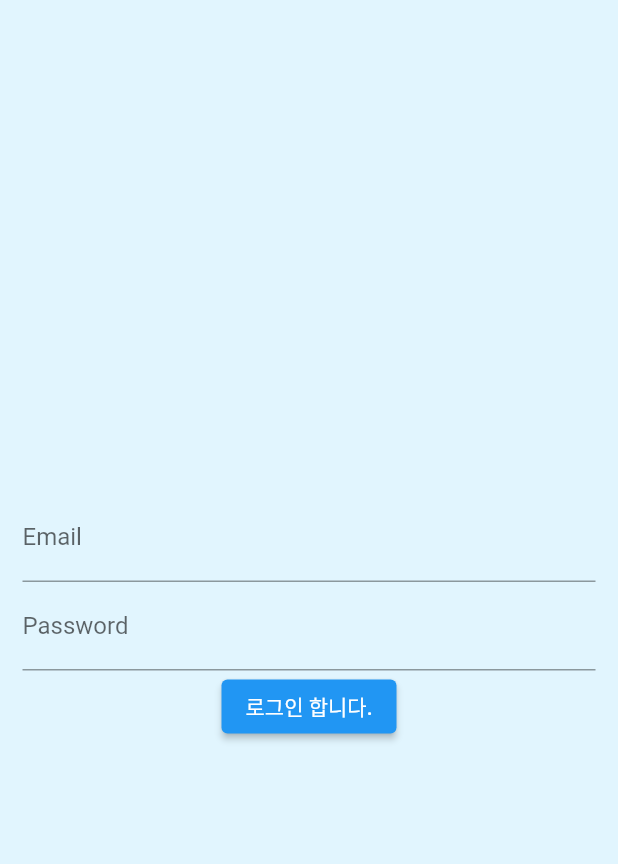
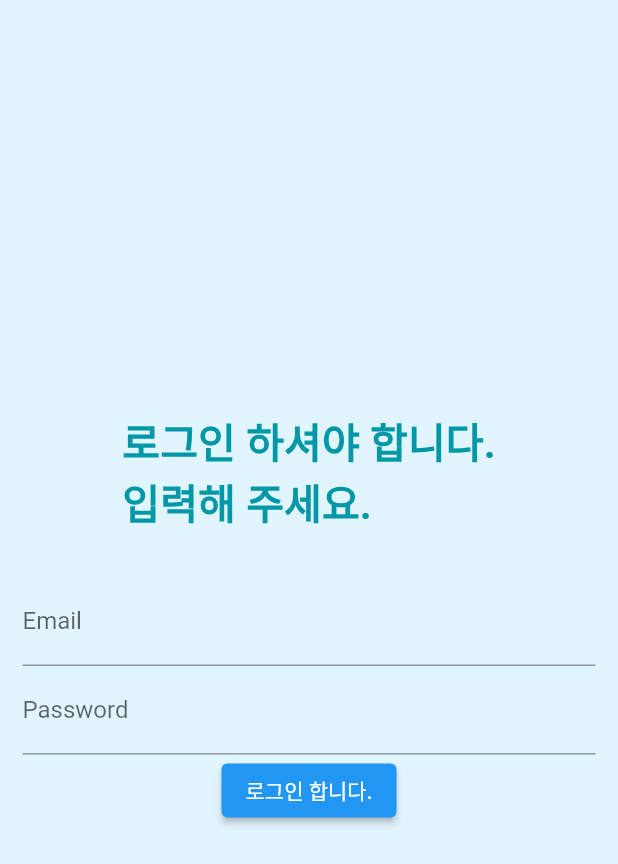
Before and after one commit to miz2121/hashtag_qna_flutter, a Flutter app: the HomePage screen opened by its route, after a tap on an icon or button, on a phone screen of 412 x 824 dp. Shown: the top 864 px of the screen. Run offline on Flutter 3.47's test engine with Material 2 defaults, Android fonts, the phone set to English and light mode, and no system bars; our stand-ins replace flutter_riverpod, logger, shared_preferences; accounts and stored records are empty; network calls fail.

```diff
--- a/lib/app/data/datasource/remote_datasource.dart
+++ b/lib/app/data/datasource/remote_datasource.dart
@@ -13,23 +13,48 @@ class RemoteDatasource {
   String api = "http://10.0.2.2:8080";
 
   Future<Map<String, dynamic>> getHomeQuestions() async {
-    var uri = Uri.parse("$api/home");
+    Uri uri = Uri.parse("$api/home");
     logger.d("$api/home");
-    final uriResponse = await (http.get(uri));
-    // logger.d("uriResponse.statusCode: ", uriResponse.statusCode);
-    if (uriResponse.statusCode == 200) {
+    final response = await (http.get(uri));
+    // logger.d("response.statusCode: ", response.statusCode);
+    if (response.statusCode == 200) {
       // OK
-      var data = jsonDecode(utf8.decode(uriResponse.bodyBytes));
+      var data = jsonDecode(utf8.decode(response.bodyBytes));
       // logger.d("data is: ", data);
       return data;
     } else {
-      logger.e('ERROR: ${uriResponse.statusCode}');
+      logger.e('ERROR: ${response.statusCode}');
       throw Exception("Error on server");
     }
   }
 
-  void postRequestLogin() async {
+  Future<http.Response> postRequestLogin(String email, String password) async {
     var uri = Uri.parse("$api/login");
+    var message = {"email" : email, "pwd" : password};
+    var response = await http.post(
+        uri,
+        headers: {
+          "Content-Type": "application/x-www-form-urlencoded",
+          "Accept": "application/json"
+        },
+        encoding: Encoding.getByName("utf-8"),
+        body: jsonEncode(message)
+    );
+    // "Content-Type": "application/x-www-form-urlencoded",
+    // "Accept": "application/json"
+    // "Content-Type": "application/json"
+    // encoding: Encoding.getByName("utf-8")
 
+    logger.d(jsonDecode(utf8.decode(response.bodyBytes)));
+
+    if (response.statusCode == 200) {
+      // If the server did return a 200 OK response,
+      // then parse the JSON.
+      logger.d(jsonDecode(utf8.decode(response.bodyBytes)));
+    } else {
+      logger.e('ERROR: ${response.statusCode}');
+      throw Exception("Error on server");
+    }
+    return jsonDecode(utf8.decode(response.bodyBytes));
   }
 }
--- /dev/null
+++ b/lib/app/data/repository/login_repository.dart
@@ -0,0 +1,10 @@
+import 'package:hashtag_qna_flutter/app/data/datasource/remote_datasource.dart';
+import 'package:http/http.dart' as http;
+
+class LoginRepository {
+  final RemoteDatasource _remoteDatasource = RemoteDatasource();
+
+  Future<http.Response> postRequestLogin(String email, String password) {
+    return _remoteDatasource.postRequestLogin(email, password);
+  }
+}
--- a/lib/app/ui/create/create_page.dart
+++ b/lib/app/ui/create/create_page.dart
@@ -11,8 +11,10 @@ class CreatePage extends StatelessWidget {
   @override
   Widget build(BuildContext context) {
     return Scaffold(
-      body: Container(
-        child: Text('해시태그를 만드시겠습니까?'),
+      body: SafeArea(
+        child: Container(
+          child: Text('해시태그를 만드시겠습니까?'),
+        ),
       ),
     );
   }
--- a/lib/app/ui/home/home_page.dart
+++ b/lib/app/ui/home/home_page.dart
@@ -22,7 +22,7 @@ class HomePage extends StatefulWidget {
 }
 
 class _HomePageState extends State<HomePage> {
-  SharedPreferences? _prefs;
+  SharedPreferences? prefs;
   String? auth;
 
   @override
@@ -32,9 +32,9 @@ class _HomePageState extends State<HomePage> {
   }
 
   void _loadUser() async {
-    _prefs = await SharedPreferences.getInstance();
-    // logger.d(_prefs.getKeys());
-    auth = _prefs?.getString('Authorization');
+    prefs = await SharedPreferences.getInstance();
+    // logger.d(prefs.getKeys());
+    auth = prefs?.getString('Authorization');
   }
 
   @override
@@ -68,7 +68,7 @@ class _HomePageState extends State<HomePage> {
                   ),
                 ),
                 Container(height: displayWidth / 10),
-                HomePageFragment(auth),
+                HomePageFragment(prefs, auth),
               ],
             ),
           ),
@@ -79,9 +79,10 @@ class _HomePageState extends State<HomePage> {
 }
 
 class HomePageFragment extends ConsumerWidget {
+  final SharedPreferences? prefs;
   final String? auth;
 
-  const HomePageFragment(this.auth, {Key? key}) : super(key: key);
+  const HomePageFragment(this.prefs, this.auth, {Key? key}) : super(key: key);
 
   @override
   Widget build(BuildContext context, WidgetRef ref) {
@@ -227,6 +228,16 @@ class HomePageFragment extends ConsumerWidget {
                     ),
                 ],
               ),
+              Container(
+                height: 30,
+              ),
+              // logout button
+              ElevatedButton(
+                onPressed: () {
+                  prefs?.clear();  // logout
+                },
+                child: const Text('로그아웃 하실 수 있습니다.'),
+              ),
             ],
           );
         }
--- a/lib/app/ui/home/home_viewmodel.dart
+++ b/lib/app/ui/home/home_viewmodel.dart
@@ -1,7 +1,6 @@
 import 'package:flutter_riverpod/flutter_riverpod.dart';
 import 'package:hashtag_qna_flutter/app/data/repository/home_repository.dart';
 
-import '../../data/model/home.dart';
 
 final homeViewModelProvider =
     StateNotifierProvider<HomeViewModel, HomeRepository>(
--- a/lib/app/ui/login/login_page.dart
+++ b/lib/app/ui/login/login_page.dart
@@ -1,35 +1,41 @@
 import 'package:flutter/material.dart';
+import 'package:flutter_riverpod/flutter_riverpod.dart';
+import 'package:hashtag_qna_flutter/app/ui/login/login_viewmodel.dart';
+import 'package:http/src/response.dart';
 import 'package:logger/logger.dart';
 
 var logger = Logger(
   printer: PrettyPrinter(methodCount: 0),
 );
 
-class LoginPage extends StatefulWidget {
+class LoginPage extends ConsumerStatefulWidget {
   const LoginPage({Key? key}) : super(key: key);
 
   @override
-  State<LoginPage> createState() => _LoginPageState();
+  ConsumerState<LoginPage> createState() => _LoginPageState();
 }
 
-class _LoginPageState extends State<LoginPage> {
+class _LoginPageState extends ConsumerState<LoginPage> {
   final formKey = GlobalKey<FormState>();
   String _email = '';
   String _password = '';
 
-  void _postRequestLogin() {
-
+  void _postRequestLogin(LoginViewModel provider) async {
     final form = formKey.currentState;
     if (form!.validate()) {
       form.save();
       logger.d("Form is valid Email: $_email, password: $_password");
-    } else {
-      logger.d("Form is invalid Email: $_email, password: $_password");
+
+      await provider.loginRepository.postRequestLogin(_email, _password);
     }
   }
 
   @override
   Widget build(BuildContext context) {
+    double displayWidth = MediaQuery.of(context).size.width;
+    double buttonFontSize = displayWidth / 15;
+    final provider = ref.watch(loginViewModelProvider.notifier);
+
     return Scaffold(
       body: SafeArea(
         child: Center(
@@ -40,6 +46,15 @@ class _LoginPageState extends State<LoginPage> {
               child: Column(
                 mainAxisAlignment: MainAxisAlignment.center,
                 children: [
+                  Text(
+                    '로그인 하셔야 합니다.\n입력해 주세요.',
+                    style: TextStyle(
+                      fontWeight: FontWeight.bold,
+                      fontSize: buttonFontSize,
+                      color: Colors.cyan[700],
+                    ),
+                  ),
+                  Container(height: 30),
                   TextFormField(
                     decoration: const InputDecoration(labelText: 'Email'),
                     validator: (value) =>
@@ -48,12 +63,13 @@ class _LoginPageState extends State<LoginPage> {
                   ),
                   TextFormField(
                     decoration: const InputDecoration(labelText: 'Password'),
+                    obscureText: true,
                     validator: (value) =>
                         value!.isEmpty ? 'Password can not be empty' : null,
                     onSaved: (value) => _password = value!,
                   ),
                   ElevatedButton(
-                    onPressed: _postRequestLogin,
+                    onPressed: () => _postRequestLogin(provider),
                     child: const Text('로그인 합니다.'),
                   ),
                 ],
--- /dev/null
+++ b/lib/app/ui/login/login_viewmodel.dart
@@ -0,0 +1,14 @@
+import 'package:flutter_riverpod/flutter_riverpod.dart';
+import 'package:hashtag_qna_flutter/app/data/repository/login_repository.dart';
+
+final loginViewModelProvider =
+StateNotifierProvider<LoginViewModel, LoginRepository>(
+        (ref) => LoginViewModel(LoginRepository()));
+
+class LoginViewModel extends StateNotifier<LoginRepository>{
+  LoginViewModel(super.state);
+
+  final LoginRepository _loginRepository = LoginRepository();
+
+  LoginRepository get loginRepository => _loginRepository;
+}
--- a/lib/app/ui/question/question_page.dart
+++ b/lib/app/ui/question/question_page.dart
@@ -6,8 +6,10 @@ class QuestionPage extends StatelessWidget {
   @override
   Widget build(BuildContext context) {
     return Scaffold(
-      body: Container(
-        child: Text('질문 글 조회'),
+      body: SafeArea(
+        child: Container(
+          child: Text('질문 글 조회'),
+        ),
       ),
     );
   }
--- a/lib/app/ui/question/questions_by_hashtag_page.dart
+++ b/lib/app/ui/question/questions_by_hashtag_page.dart
@@ -6,8 +6,10 @@ class QuestionsByHashtag extends StatelessWidget {
   @override
   Widget build(BuildContext context) {
     return Scaffold(
-      body: Container(
-        child: Text('해시태그로 조회한 게시글 목록'),
+      body: SafeArea(
+        child: Container(
+          child: Text('해시태그로 조회한 게시글 목록'),
+        ),
       ),
     );
   }
--- a/lib/main.dart
+++ b/lib/main.dart
@@ -39,7 +39,7 @@ class MyApp extends StatelessWidget {
         primaryColor: Colors.cyan[900],
         scaffoldBackgroundColor: Colors.lightBlue[50],
         buttonTheme: ButtonThemeData(
-          buttonColor: Colors.cyan[10],
+          buttonColor: Colors.cyan[100],
         ),
         textTheme: TextTheme(
           bodyLarge: TextStyle(fontSize: displayWidth / 23),
```
